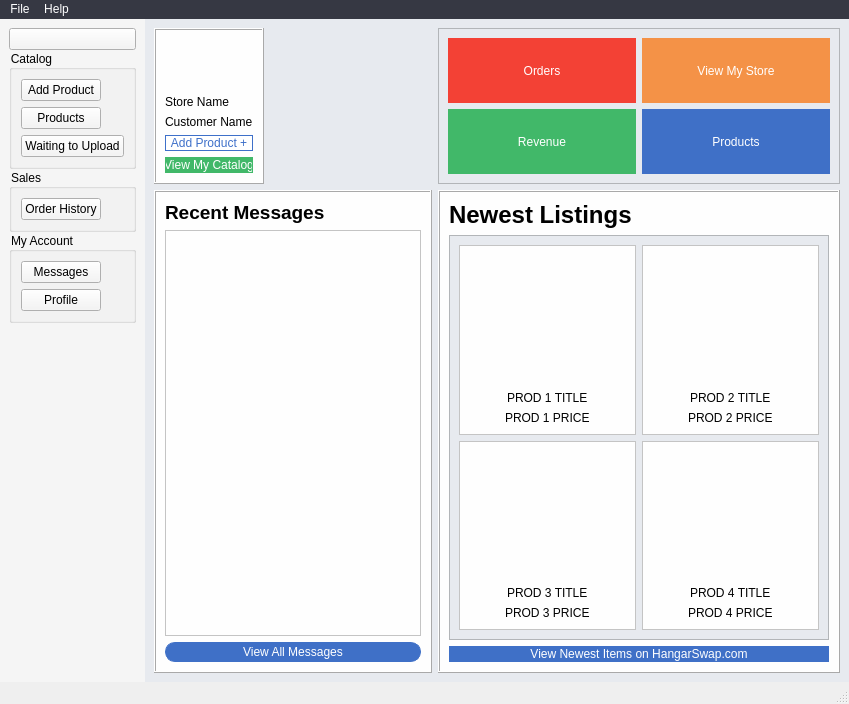
The window that ui_redesign/main_window_redesign.ui (jwfraustro/laughing-waddle) describes before a commit, drawn with Qt 5.
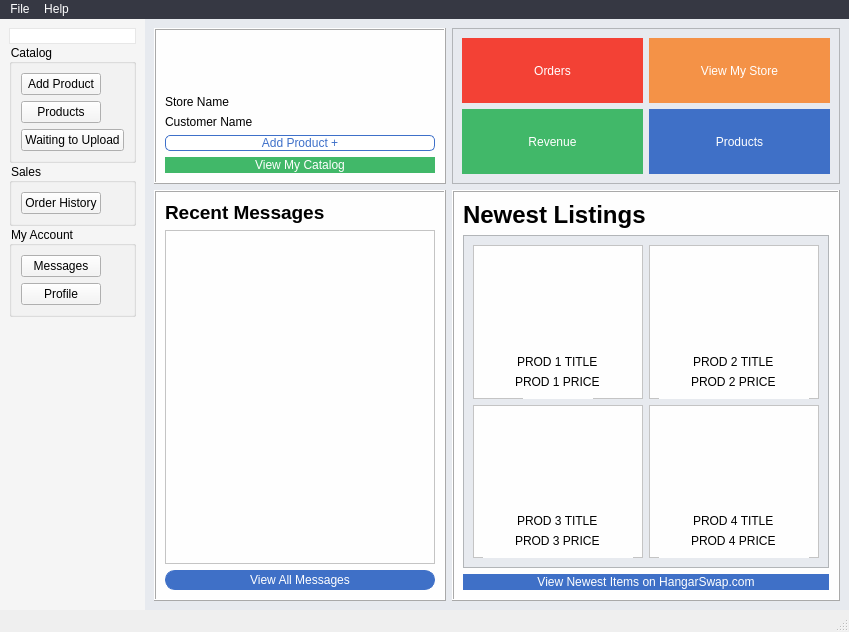
The same window after the commit. Icons and pictures are not drawn.

Commit message: Major UI overhaul.

```diff
--- a/ui_redesign/main_window_redesign.ui
+++ b/ui_redesign/main_window_redesign.ui
@@ -7,7 +7,7 @@
     <x>0</x>
     <y>0</y>
     <width>849</width>
-    <height>704</height>
+    <height>632</height>
    </rect>
   </property>
   <property name="sizePolicy">
@@ -85,10 +85,33 @@
         <enum>QLayout::SetDefaultConstraint</enum>
        </property>
        <item>
-        <widget class="QPushButton" name="pushButton_2">
+        <widget class="QPushButton" name="landingBtn">
+         <property name="styleSheet">
+          <string notr="true">QPushButton{border-color: rgb(231, 231, 231);
+background-color: rgb(255, 255, 255);
+color: rgb(62, 112, 201);
+border-style: solid;
+border-width: 1px;
+}
+QPushButton:pressed{
+background-color: rgb(226, 226, 226);
+border-color: rgb(255,255,255);
+color: rgb(255,255,255);
+}</string>
+         </property>
          <property name="text">
           <string/>
          </property>
+         <property name="icon">
+          <iconset resource="RESOURCES.qrc">
+           <normaloff>:/imgs/HangarSwapLogo_sm1_new.png</normaloff>:/imgs/HangarSwapLogo_sm1_new.png</iconset>
+         </property>
+         <property name="iconSize">
+          <size>
+           <width>120</width>
+           <height>23</height>
+          </size>
+         </property>
         </widget>
        </item>
        <item>
@@ -306,7 +329,7 @@
         <item row="0" column="0">
          <widget class="QFrame" name="frame_2">
           <property name="sizePolicy">
-           <sizepolicy hsizetype="Fixed" vsizetype="Preferred">
+           <sizepolicy hsizetype="MinimumExpanding" vsizetype="Preferred">
             <horstretch>0</horstretch>
             <verstretch>0</verstretch>
            </sizepolicy>
@@ -396,7 +419,7 @@
               <string notr="true">QPushButton{border-color: rgb(62, 112, 201);
 background-color: rgb(255, 255, 255);
 color: rgb(62, 112, 201);
-border-radius: 10px;
+border-radius: 5px;
 border-style: solid;
 border-width: 1px;
 }
@@ -576,7 +599,7 @@
         <item row="1" column="0">
          <widget class="QFrame" name="frame_4">
           <property name="sizePolicy">
-           <sizepolicy hsizetype="Fixed" vsizetype="Preferred">
+           <sizepolicy hsizetype="MinimumExpanding" vsizetype="Preferred">
             <horstretch>0</horstretch>
             <verstretch>0</verstretch>
            </sizepolicy>
```
Left out of the diff: 81 changed lines with no effect on the pictures. The commit also changes 5 other files.
